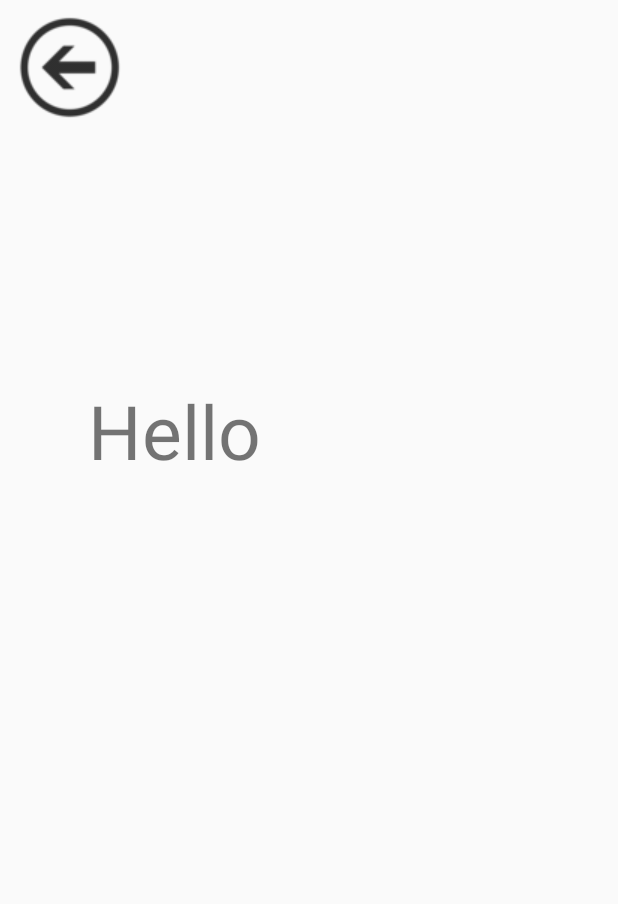
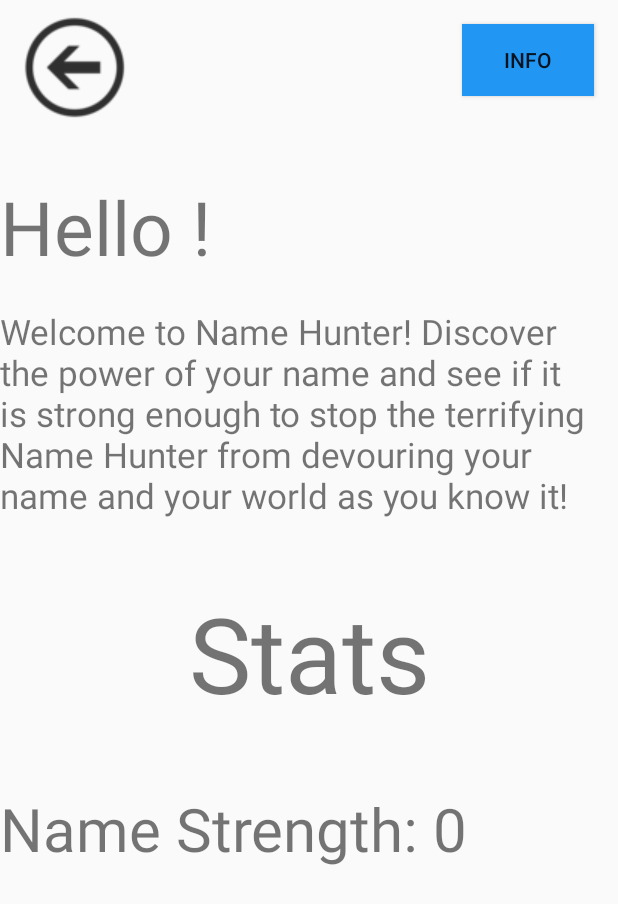
Before and after one commit to CalebBrown2424/UserInput, an Android app: the screen it shows after launch (MainActivity2 before the commit, SecondActivity after it), after a tap on an icon or button, on a phone screen of 412 x 824 dp. Shown: the top 904 px of the screen. Run offline under Robolectric (Android 15) with nearby library versions, the phone set to English and light mode, and no system bars; 8 statements that could not run were skipped.

Commit message:
Almost complete!

```diff
--- a/app/build.gradle
+++ b/app/build.gradle
@@ -26,6 +26,7 @@ dependencies {
     implementation fileTree(dir: "libs", include: ["*.jar"])
     implementation 'androidx.appcompat:appcompat:1.1.0'
     implementation 'androidx.constraintlayout:constraintlayout:1.1.3'
+    implementation 'com.android.support:design:28.0.0'
     testImplementation 'junit:junit:4.12'
     androidTestImplementation 'androidx.test.ext:junit:1.1.1'
     androidTestImplementation 'androidx.test.espresso:espresso-core:3.2.0'
--- a/app/src/main/AndroidManifest.xml
+++ b/app/src/main/AndroidManifest.xml
@@ -10,7 +10,7 @@
         android:roundIcon="@mipmap/ic_launcher_round"
         android:supportsRtl="true"
         android:theme="@style/AppTheme">
-        <activity android:name=".MainActivity2"></activity>
+        <activity android:name=".SecondActivity"></activity>
         <activity android:name=".MainActivity">
             <intent-filter>
                 <action android:name="android.intent.action.MAIN" />
--- a/app/src/main/java/com/example/userinput/MainActivity.java
+++ b/app/src/main/java/com/example/userinput/MainActivity.java
@@ -5,7 +5,6 @@ import androidx.appcompat.app.AppCompatActivity;
 import android.content.Intent;
 import android.os.Bundle;
 import android.view.View;
-import android.widget.Button;
 import android.widget.EditText;
 import android.widget.ImageButton;
 
@@ -28,10 +27,10 @@ EditText editText;
             public void onClick(View view) {
 
                 String data = editText.getText().toString();
-                Intent intent = new Intent(MainActivity.this, MainActivity2.class);
+                Intent intent = new Intent(MainActivity.this, SecondActivity.class);
                 intent.putExtra("data", data);
                 startActivity(intent);
-                startActivity(new Intent(MainActivity.this, MainActivity2.class));
+                startActivity(new Intent(MainActivity.this, SecondActivity.class));
             }
         });
         }
--- a/app/src/main/java/com/example/userinput/MainActivity2.java
+++ /dev/null
@@ -1,59 +0,0 @@
-package com.example.userinput;
-
-import androidx.appcompat.app.AppCompatActivity;
-
-import android.content.Intent;
-import android.os.Bundle;
-import android.view.View;
-import android.widget.Button;
-import android.widget.ImageButton;
-import android.widget.TextView;
-
-public class MainActivity2 extends AppCompatActivity   {
-    TextView textElement;
-    Bundle bundle;
-    @Override
-    protected void onCreate(Bundle savedInstanceState) {
-        super.onCreate(savedInstanceState);
-        setContentView(R.layout.activity_main2);
-        configureNextButton();
-        changeText();
-
-//String value2;
-
-
-    }
-
-    public void changeText()
-    {
-        TextView textElement1 = (TextView) findViewById(R.id.textView4);
-        bundle = getIntent().getExtras();
-
-        if(bundle.getString("data") == null)
-        {
-            finish();
-        }
-
-            String value2 = bundle.getString("data");
-
-        if(value2.contains(" "))
-        {
-            String value3 = value2.replaceAll(" ", "");
-            textElement1.setText("Hello " + value3);
-        }
-        else {
-            textElement1.setText("Hello " + value2);
-
-        };
-    }
-    private void configureNextButton()
-    {
-        ImageButton back = (ImageButton) findViewById(R.id.imageButton3);
-        back.setOnClickListener(new View.OnClickListener() {
-            @Override
-            public void onClick(View view) {
-                finish();
-            }
-        });
-    }
-}
--- a/app/src/main/res/layout/activity_main2.xml
+++ b/app/src/main/res/layout/activity_main2.xml
@@ -1,31 +1,73 @@
 <?xml version="1.0" encoding="utf-8"?>
-<androidx.constraintlayout.widget.ConstraintLayout xmlns:android="http://schemas.android.com/apk/res/android"
+<ScrollView xmlns:android="http://schemas.android.com/apk/res/android"
     xmlns:app="http://schemas.android.com/apk/res-auto"
     xmlns:tools="http://schemas.android.com/tools"
     android:layout_width="match_parent"
     android:layout_height="match_parent"
-    tools:context=".MainActivity2">
+    tools:context=".SecondActivity">
+
+    <LinearLayout
+        android:layout_width="match_parent"
+        android:layout_height="wrap_content"
+        android:orientation="vertical">
+
+        <androidx.constraintlayout.widget.ConstraintLayout
+            android:layout_width="match_parent"
+            android:layout_height="117dp">
+
+            <Button
+                android:id="@+id/button2"
+                android:layout_width="wrap_content"
+                android:layout_height="wrap_content"
+                android:layout_marginTop="16dp"
+                android:layout_marginEnd="16dp"
+                android:background="#2196F3"
+                android:text="@string/info"
+                app:layout_constraintEnd_toEndOf="parent"
+                app:layout_constraintTop_toTopOf="parent" />
 
             <ImageButton
-        android:id="@+id/imageButton3"
-        android:layout_width="92dp"
+                android:id="@+id/imageButton"
+                android:layout_width="99dp"
                 android:layout_height="90dp"
                 android:background="@android:color/transparent"
-        app:srcCompat="@drawable/webp_net_resizeimage"
-        tools:ignore="ContentDescription"
-        tools:layout_editor_absoluteX="1dp"
-        tools:layout_editor_absoluteY="56dp" />
+                android:src="@drawable/webp_net_resizeimage"
+                app:layout_constraintBottom_toBottomOf="parent"
+                app:layout_constraintEnd_toEndOf="parent"
+                app:layout_constraintHorizontal_bias="0.0"
+                app:layout_constraintStart_toStartOf="parent"
+                app:layout_constraintTop_toTopOf="parent"
+                app:layout_constraintVertical_bias="0.0" />
+        </androidx.constraintlayout.widget.ConstraintLayout>
 
         <TextView
             android:id="@+id/textView4"
-        android:layout_width="294dp"
-        android:layout_height="287dp"
+            android:layout_width="match_parent"
+            android:layout_height="88dp"
             android:text="@string/nextText"
-        android:textSize="50sp"
-        app:layout_constraintBottom_toBottomOf="parent"
-        app:layout_constraintEnd_toEndOf="parent"
-        app:layout_constraintHorizontal_bias="0.495"
-        app:layout_constraintStart_toStartOf="parent"
-        app:layout_constraintTop_toTopOf="parent"
-        app:layout_constraintVertical_bias="0.472" />
-</androidx.constraintlayout.widget.ConstraintLayout>
+            android:textSize="50sp" />
+
+        <TextView
+            android:id="@+id/textView6"
+            android:layout_width="match_parent"
+            android:layout_height="wrap_content"
+            android:text="@string/gameInfo"
+            android:textSize="23sp" />
+
+        <TextView
+            android:id="@+id/textView7"
+            android:layout_width="match_parent"
+            android:layout_height="179dp"
+            android:gravity="center"
+            android:text="@string/stats"
+            android:textSize="70sp" />
+
+        <TextView
+            android:id="@+id/textView5"
+            android:layout_width="match_parent"
+            android:layout_height="242dp"
+            android:text="@string/namePower"
+            android:textSize="40sp" />
+
+    </LinearLayout>
+</ScrollView>
--- a/app/src/main/res/values/strings.xml
+++ b/app/src/main/res/values/strings.xml
@@ -9,4 +9,8 @@
     <string name="joemama">ex: Joe Mama</string>
     <string name="begin">Begin!</string>
     <string name="nextText">Hello</string>
+    <string name="namePower">"Name Strength: "</string>
+    <string name="gameInfo">Welcome to Name Hunter! Discover the power of your name and see if it is strong enough to stop the terrifying Name Hunter from devouring your name and your world as you know it!</string>
+    <string name="stats">Stats</string>
+    <string name="info">Info</string>
 </resources>
```
Also changed, not shown: app/src/main/java/com/example/userinput/SecondActivity.java (added, +182 -0 lines). Lines whose indentation alone changed are shown as unchanged.
